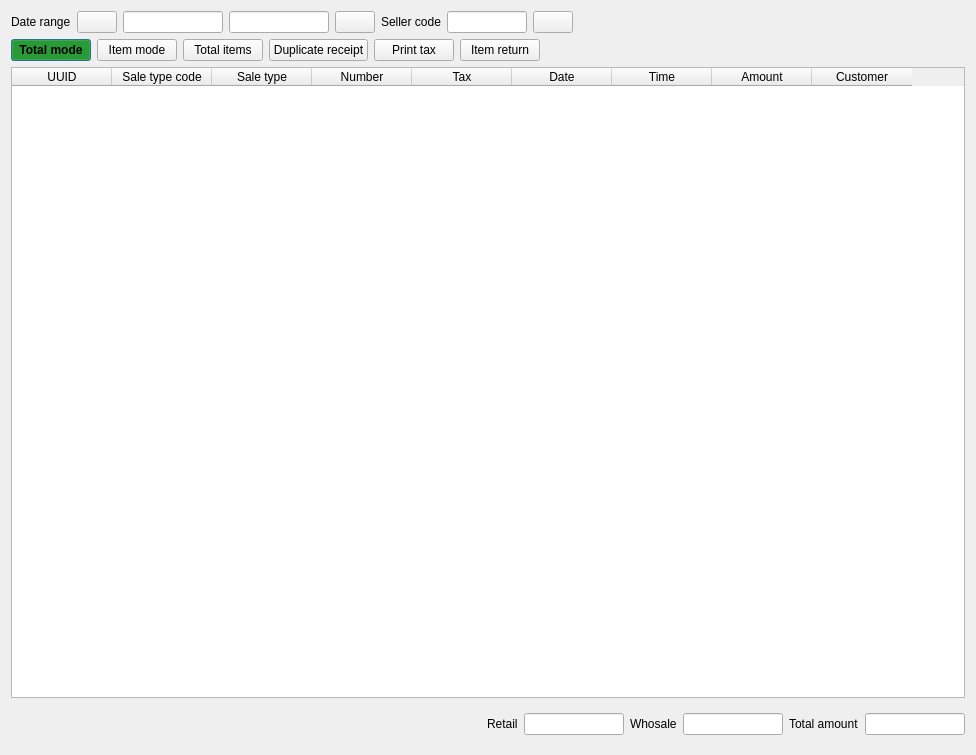
This is Shop/sales.ui in End1-1/Cafe5 as Qt 5 draws it before an edit. The edited form follows.
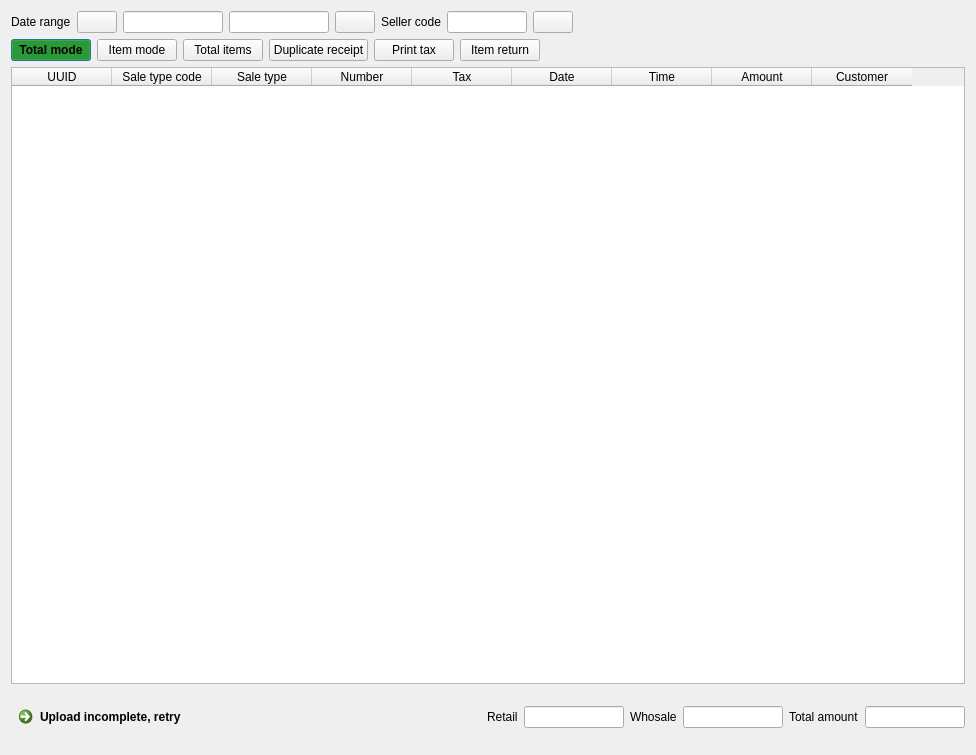
This is the edited form. Icons and pictures are not drawn. Custom widgets are drawn as their Qt base class.

The edit to the form file:
```diff
--- a/Shop/sales.ui
+++ b/Shop/sales.ui
@@ -358,6 +358,13 @@
       <property name="rightMargin">
        <number>0</number>
       </property>
+      <item>
+       <widget class="QCommandLinkButton" name="btnRetryUpload">
+        <property name="text">
+         <string>Upload incomplete, retry</string>
+        </property>
+       </widget>
+      </item>
       <item>
        <spacer name="horizontalSpacer_2">
         <property name="orientation">
```
